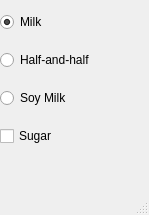
This is EXAMPLES/qt5/selectables.ui in jstrickler/20201130SOCOM as Qt 5 draws it before an edit. The edited form follows.
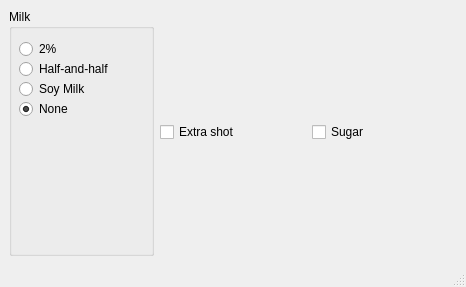
This is the edited form.

The edit to the form file:
```diff
--- a/EXAMPLES/qt5/selectables.ui
+++ b/EXAMPLES/qt5/selectables.ui
@@ -6,60 +6,98 @@
    <rect>
     <x>0</x>
     <y>0</y>
-    <width>149</width>
-    <height>215</height>
+    <width>466</width>
+    <height>287</height>
    </rect>
   </property>
   <property name="windowTitle">
    <string>Selectable Buttons</string>
   </property>
   <widget class="QWidget" name="centralwidget">
-   <widget class="QWidget" name="verticalLayoutWidget">
-    <property name="geometry">
-     <rect>
-      <x>0</x>
-      <y>0</y>
-      <width>141</width>
-      <height>161</height>
-     </rect>
-    </property>
-    <layout class="QVBoxLayout" name="verticalLayout">
-     <item>
+   <layout class="QHBoxLayout" name="horizontalLayout">
+    <item>
+     <widget class="QGroupBox" name="groupBox">
+      <property name="title">
+       <string>Milk</string>
+      </property>
       <widget class="QRadioButton" name="radioButton_2">
+       <property name="geometry">
+        <rect>
+         <x>10</x>
+         <y>30</y>
+         <width>50</width>
+         <height>20</height>
+        </rect>
+       </property>
        <property name="text">
-        <string>Milk</string>
+        <string>2%</string>
        </property>
        <property name="checked">
-        <bool>true</bool>
+        <bool>false</bool>
        </property>
       </widget>
-     </item>
-     <item>
       <widget class="QRadioButton" name="radioButton_3">
+       <property name="geometry">
+        <rect>
+         <x>10</x>
+         <y>50</y>
+         <width>107</width>
+         <height>20</height>
+        </rect>
+       </property>
        <property name="text">
         <string>Half-and-half</string>
        </property>
       </widget>
-     </item>
-     <item>
       <widget class="QRadioButton" name="radioButton">
+       <property name="geometry">
+        <rect>
+         <x>10</x>
+         <y>70</y>
+         <width>76</width>
+         <height>20</height>
+        </rect>
+       </property>
        <property name="text">
         <string>Soy Milk</string>
        </property>
       </widget>
-     </item>
-     <item>
-      <widget class="QCheckBox" name="checkBox">
-       <property name="toolTip">
-        <string>Check to add sugar</string>
+      <widget class="QRadioButton" name="rb_none">
+       <property name="geometry">
+        <rect>
+         <x>10</x>
+         <y>90</y>
+         <width>100</width>
+         <height>20</height>
+        </rect>
        </property>
        <property name="text">
-        <string>Sugar</string>
+        <string>None</string>
+       </property>
+       <property name="checked">
+        <bool>true</bool>
        </property>
       </widget>
-     </item>
-    </layout>
-   </widget>
+     </widget>
+    </item>
+    <item>
+     <widget class="QCheckBox" name="cb_extra_shot">
+      <property name="text">
+       <string>Extra shot</string>
+      </property>
+     </widget>
+    </item>
+    <item>
+     <widget class="QCheckBox" name="checkBox">
+      <property name="toolTip">
+       <string>Check to add sugar</string>
+      </property>
+      <property name="text">
+       <string>Sugar</string>
+      </property>
+     </widget>
+    </item>
+   </layout>
   </widget>
   <widget class="QMenuBar" name="menubar">
    <property name="geometry">
```
Left out of the diff: 4 changed lines with no effect on the pictures.
